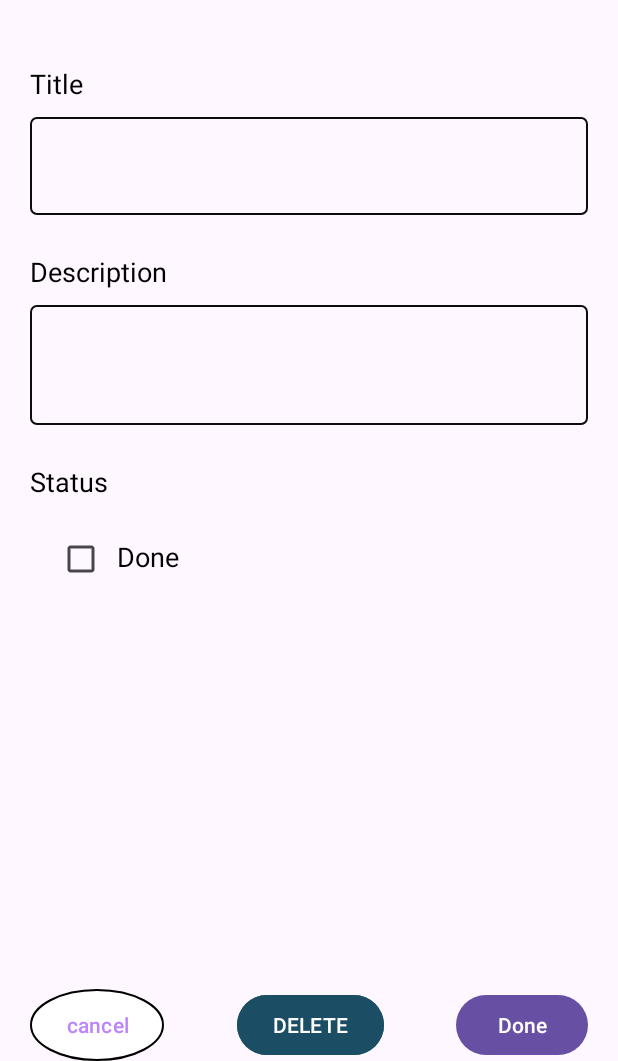
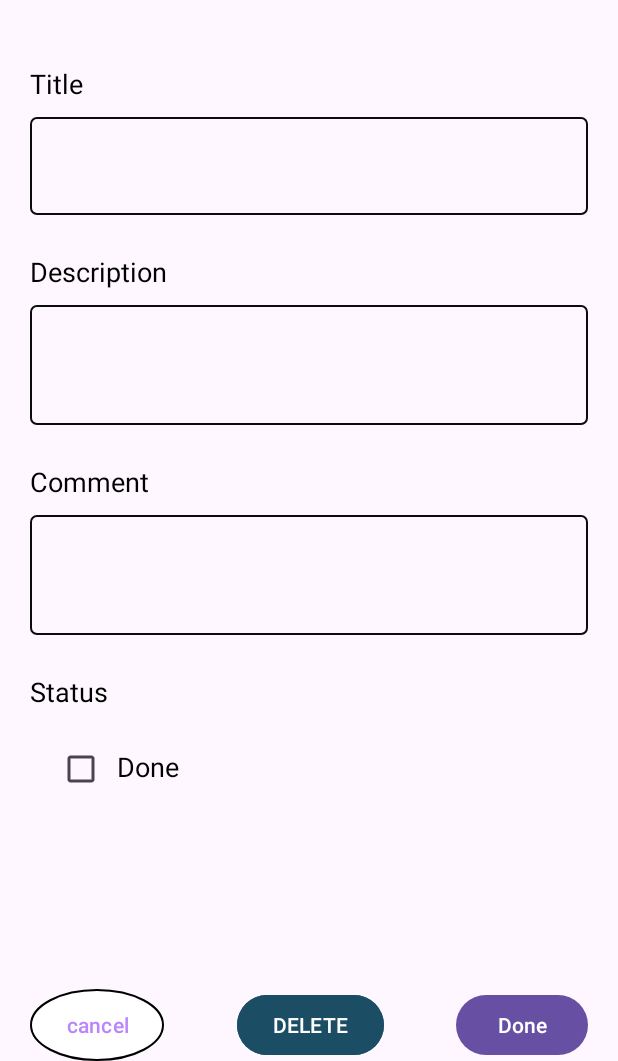
Before and after one commit to Mari77ana/Todo, an Android app built with Jetpack Compose: the screen it shows after launch (TaskActivity), after a tap on an icon or button, on a phone screen of 412 x 824 dp, the part 175-1236 px from its top. Run offline under Robolectric (Android 15) with nearby library versions, the phone set to English and light mode, and no system bars; our stand-ins replace Room's generated code.

```diff
--- a/app/src/main/java/com/example/todo/database/TaskJournalDao.kt
+++ b/app/src/main/java/com/example/todo/database/TaskJournalDao.kt
@@ -26,8 +26,6 @@ interface TaskJournalDao {
     @Delete() // Delete taskJournal in Db
     suspend fun deleteTaskJournal(taskJournal: TaskJournal) // taskJournal: TaskJournal
 
-
-
      // check Flow
     // Get task from TaskJournal   (to use for showing in FirstFragment use a List of TaskJournal)
     @Query("SELECT * FROM task_journal ")
@@ -37,7 +35,6 @@ interface TaskJournalDao {
     // Get id from TaskJournal
     @Query("SELECT * FROM task_journal WHERE id = :taskId")
     fun observeTaskJournalById(taskId: Long): Flow<List<TaskJournal>>
-
 
 
     @Query("SELECT * FROM task_journal WHERE id = :taskId")
--- a/app/src/main/java/com/example/todo/database/TaskJournalDatabase.kt
+++ b/app/src/main/java/com/example/todo/database/TaskJournalDatabase.kt
@@ -1,10 +1,19 @@
 package com.example.todo.database
 
+import androidx.room.AutoMigration
 import androidx.room.Database
 import androidx.room.RoomDatabase
 import com.example.todo.database.dataClass.TaskJournal
 
-@Database(entities = [TaskJournal::class], version = 1)
+// Migration ->  när man lägger till en column i databasen i efterhand, uppdatera versionen till 2
+
+
+@Database(
+    entities = [TaskJournal::class],
+    version = 2,
+    //autoMigrations = [AutoMigration(from = 1, to = 2)],
+    exportSchema = false
+)
 abstract class TaskJournalDatabase: RoomDatabase(){
 
     abstract fun taskJournalDao(): TaskJournalDao
--- a/app/src/main/java/com/example/todo/listScreen/ListViewModel.kt
+++ b/app/src/main/java/com/example/todo/listScreen/ListViewModel.kt
@@ -27,7 +27,7 @@ class ListViewModel(context: Context) : ViewModel() {
         taskJournalRepository.observeAllTaskJournals().onEach { taskJournals ->
 
             val tasks: List<Task> = taskJournals.map { taskJournal: TaskJournal ->
-                Task(taskJournal.id ?: 0, taskJournal.title, taskJournal.description,taskJournal.status)
+                Task(taskJournal.id ?: 0, taskJournal.title, taskJournal.description,taskJournal.comment, taskJournal.status)
             }
             _uiState.update { currentTaskState ->
                 currentTaskState.copy(tasks = tasks)
@@ -54,7 +54,7 @@ class ListViewModel(context: Context) : ViewModel() {
         // inserts the task from user / not hard coded
         viewModelScope.launch {
             taskJournalRepository.insertTaskJournal(
-                TaskJournal(item.todoText, "", false)
+                TaskJournal(item.todoText, "", false,"")
             )
         }
     }
@@ -63,7 +63,7 @@ class ListViewModel(context: Context) : ViewModel() {
     fun deleteItem(item: Task) {
         viewModelScope.launch {
             taskJournalRepository.deleteTaskJournal(
-                TaskJournal(item.todoText, "", item.isChecked, item.id)
+                TaskJournal(item.todoText, "", item.isChecked, item.description ,item.id)
             )
         }
     }
--- a/app/src/main/java/com/example/todo/uistateData/Task.kt
+++ b/app/src/main/java/com/example/todo/uistateData/Task.kt
@@ -4,5 +4,6 @@ data class Task(
     val id: Long,
     val todoText: String,
     val description: String,
+    val comment: String,
     var isChecked: Boolean
 )
--- a/app/src/main/res/layout/fragment_details.xml
+++ b/app/src/main/res/layout/fragment_details.xml
@@ -52,7 +52,7 @@
             android:layout_height="wrap_content"
             android:layout_marginTop="25dp"
             android:layout_marginBottom="10dp"
-            android:text="@string/description_title"
+            android:text="@string/description_text"
             android:textColor="@color/black"
             android:textSize="18sp" />
 
@@ -64,6 +64,27 @@
             android:padding="14dp"
             android:hint=""
             android:inputType="text" />
+
+        <TextView
+            android:id="@+id/comment"
+            android:layout_width="wrap_content"
+            android:layout_height="wrap_content"
+            android:layout_marginTop="25dp"
+            android:layout_marginBottom="10dp"
+            android:text="@string/comment_text"
+            android:textColor="@color/black"
+            android:textSize="18sp" />
+
+
+        <EditText
+            android:id="@+id/comment_input"
+            android:layout_width="match_parent"
+            android:layout_height="80dp"
+            android:background="@drawable/edit_text"
+            android:padding="14dp"
+            android:hint=""
+            android:inputType="text" />
+
 
         <TextView
             android:id="@+id/status_text"
--- a/app/src/main/res/values/strings.xml
+++ b/app/src/main/res/values/strings.xml
@@ -8,11 +8,13 @@
     <string name="title_text">Title</string>
     <string name="h1_editTodo">Edit Todo</string>
     <string name="go_back_arrow">go back</string>
-    <string name="description_title">Description</string>
+
     <string name="status_text">Status</string>
     <string name="done_text">Done</string>
     <string name="cancel_button">cancel</string>
     <string name="button_done_text">Done</string>
     <string name="button_delete">DELETE</string>
+    <string name="comment_text">Comment</string>
+    <string name="description_text">Description</string>
 
 </resources>
```
Also changed, not shown: app/build.gradle.kts (+19 -2 lines), app/src/main/java/com/example/todo/api/FoxApi.kt (added, +10 -0 lines), app/src/main/java/com/example/todo/api/FoxData.kt (added, +7 -0 lines), app/src/main/java/com/example/todo/database/dataClass/TaskJournal.kt (+13 -0 lines), app/src/main/java/com/example/todo/detailsScreen/DetailsFragment.kt (+8 -1 lines), app/src/main/java/com/example/todo/detailsScreen/DetailsViewModel.kt (+11 -3 lines), app/src/main/java/com/example/todo/listScreen/ListFragment.kt (+0 -7 lines), 1 other file.
